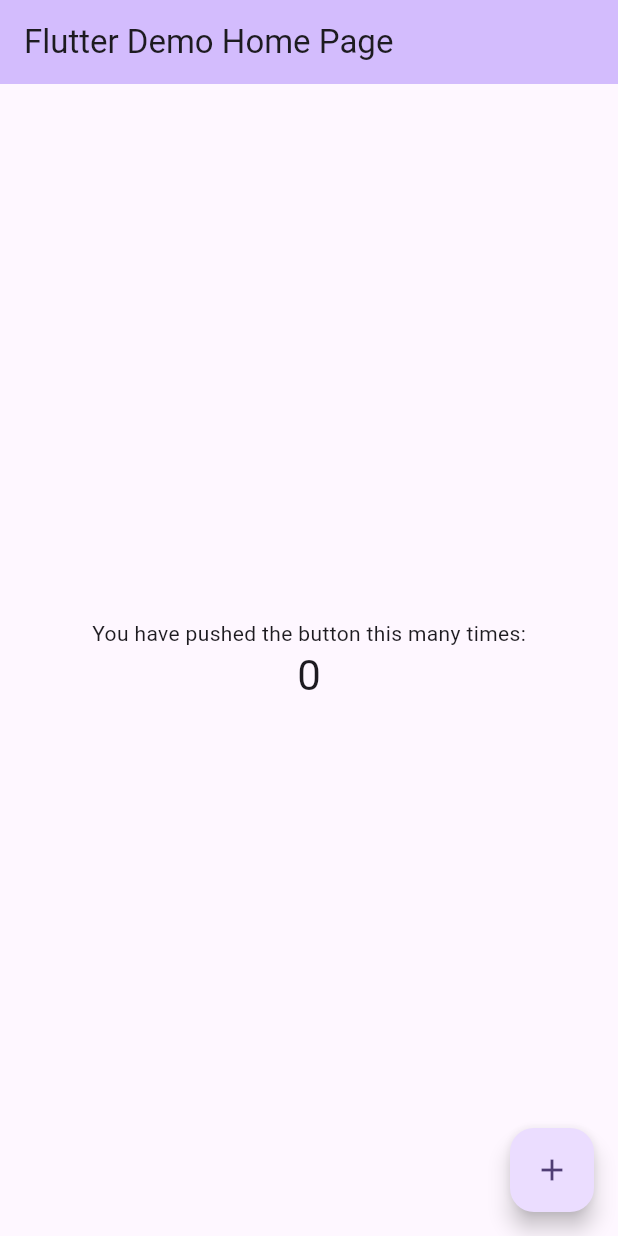
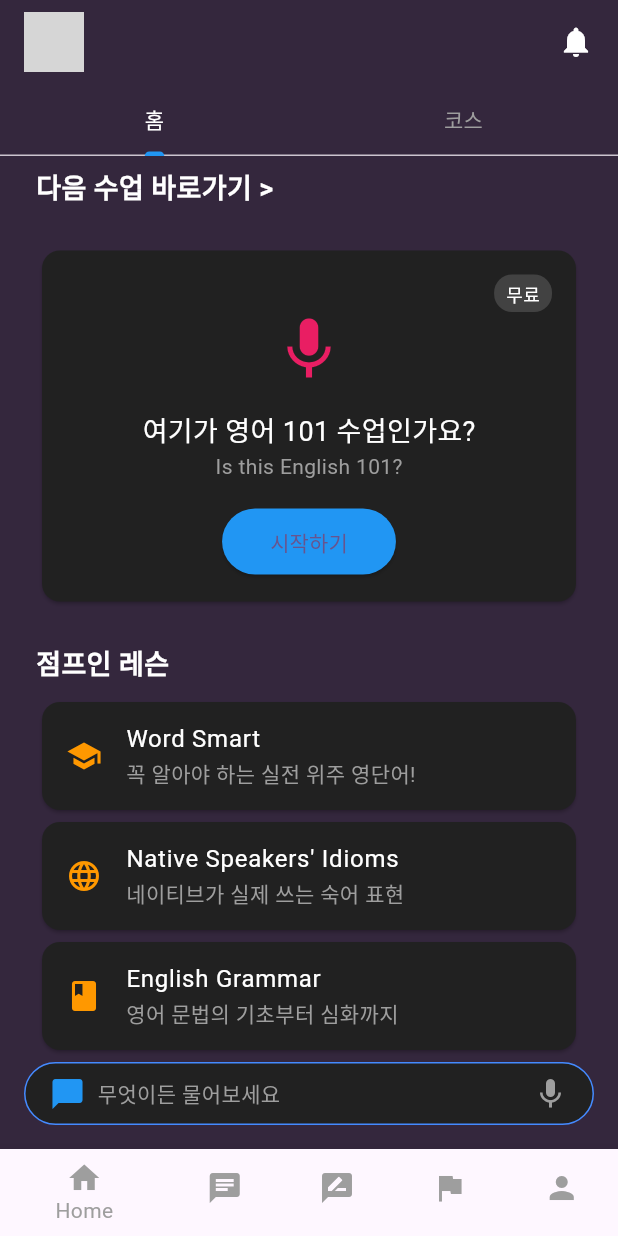
Before and after one commit to gudwls215/speakai, a Flutter app: the screen it shows after launch, on a phone screen of 412 x 824 dp. Run offline on Flutter 3.47's test engine with Material 3 defaults, Android fonts, the phone set to English and light mode, and no system bars; grey boxes are pictures that could not be loaded.

Commit message:
탭 파일 분리리

```diff
--- a/lib/main.dart
+++ b/lib/main.dart
@@ -1,4 +1,9 @@
 import 'package:flutter/material.dart';
+import 'tabs/home_tab.dart';
+import 'tabs/free_talk_tab.dart';
+import 'tabs/review_tab.dart';
+import 'tabs/challenge_tab.dart';
+import 'tabs/profile_tab.dart';
 
 void main() {
   runApp(const MyApp());
@@ -7,27 +12,11 @@
 class MyApp extends StatelessWidget {
   const MyApp({super.key});
 
-  // This widget is the root of your application.
   @override
   Widget build(BuildContext context) {
     return MaterialApp(
       title: 'Flutter Demo',
       theme: ThemeData(
-        // This is the theme of your application.
-        //
-        // TRY THIS: Try running your application with "flutter run". You'll see
-        // the application has a purple toolbar. Then, without quitting the app,
-        // try changing the seedColor in the colorScheme below to Colors.green
-        // and then invoke "hot reload" (save your changes or press the "hot
-        // reload" button in a Flutter-supported IDE, or press "r" if you used
-        // the command line to start the app).
-        //
-        // Notice that the counter didn't reset back to zero; the application
-        // state is not lost during the reload. To reset the state, use hot
-        // restart instead.
-        //
-        // This works for code too, not just values: Most code changes can be
-        // tested with just a hot reload.
         colorScheme: ColorScheme.fromSeed(seedColor: Colors.deepPurple),
         useMaterial3: true,
       ),
@@ -39,15 +28,6 @@
 class MyHomePage extends StatefulWidget {
   const MyHomePage({super.key, required this.title});
 
-  // This widget is the home page of your application. It is stateful, meaning
-  // that it has a State object (defined below) that contains fields that affect
-  // how it looks.
-
-  // This class is the configuration for the state. It holds the values (in this
-  // case the title) provided by the parent (in this case the App widget) and
-  // used by the build method of the State. Fields in a Widget subclass are
-  // always marked "final".
-
   final String title;
 
   @override
@@ -55,71 +35,57 @@
 }
 
 class _MyHomePageState extends State<MyHomePage> {
-  int _counter = 0;
+  int _selectedIndex = 0;
 
-  void _incrementCounter() {
+  static const List<Widget> _widgetOptions = <Widget>[
+    HomeTab(),
+    FreeTalkTab(),
+    ReviewTab(),
+    ChallengeTab(),
+    ProfileTab(),
+  ];
+
+  void _onItemTapped(int index) {
     setState(() {
-      // This call to setState tells the Flutter framework that something has
-      // changed in this State, which causes it to rerun the build method below
-      // so that the display can reflect the updated values. If we changed
-      // _counter without calling setState(), then the build method would not be
-      // called again, and so nothing would appear to happen.
-      _counter++;
+      _selectedIndex = index;
     });
   }
 
   @override
   Widget build(BuildContext context) {
-    // This method is rerun every time setState is called, for instance as done
-    // by the _incrementCounter method above.
-    //
-    // The Flutter framework has been optimized to make rerunning build methods
-    // fast, so that you can just rebuild anything that needs updating rather
-    // than having to individually change instances of widgets.
     return Scaffold(
-      appBar: AppBar(
-        // TRY THIS: Try changing the color here to a specific color (to
-        // Colors.amber, perhaps?) and trigger a hot reload to see the AppBar
-        // change color while the other colors stay the same.
-        backgroundColor: Theme.of(context).colorScheme.inversePrimary,
-        // Here we take the value from the MyHomePage object that was created by
-        // the App.build method, and use it to set our appbar title.
-        title: Text(widget.title),
+      body: IndexedStack(
+        index: _selectedIndex,
+        children: _widgetOptions,
       ),
-      body: Center(
-        // Center is a layout widget. It takes a single child and positions it
-        // in the middle of the parent.
-        child: Column(
-          // Column is also a layout widget. It takes a list of children and
-          // arranges them vertically. By default, it sizes itself to fit its
-          // children horizontally, and tries to be as tall as its parent.
-          //
-          // Column has various properties to control how it sizes itself and
-          // how it positions its children. Here we use mainAxisAlignment to
-          // center the children vertically; the main axis here is the vertical
-          // axis because Columns are vertical (the cross axis would be
-          // horizontal).
-          //
-          // TRY THIS: Invoke "debug painting" (choose the "Toggle Debug Paint"
-          // action in the IDE, or press "p" in the console), to see the
-          // wireframe for each widget.
-          mainAxisAlignment: MainAxisAlignment.center,
-          children: <Widget>[
-            const Text(
-              'You have pushed the button this many times:',
-            ),
-            Text(
-              '$_counter',
-              style: Theme.of(context).textTheme.headlineMedium,
-            ),
-          ],
-        ),
+      bottomNavigationBar: BottomNavigationBar(
+        backgroundColor: Colors.black,
+        items: const <BottomNavigationBarItem>[
+          BottomNavigationBarItem(
+            icon: Icon(Icons.home, color: Colors.grey),
+            label: 'Home',
+          ),
+          BottomNavigationBarItem(
+            icon: Icon(Icons.chat, color: Colors.grey),
+            label: 'Free Talk',
+          ),
+          BottomNavigationBarItem(
+            icon: Icon(Icons.rate_review, color: Colors.grey),
+            label: 'Review',
+          ),
+          BottomNavigationBarItem(
+            icon: Icon(Icons.flag, color: Colors.grey),
+            label: 'Challenge',
+          ),
+          BottomNavigationBarItem(
+            icon: Icon(Icons.person, color: Colors.grey),
+            label: 'Profile',
+          ),
+        ],
+        currentIndex: _selectedIndex,
+        selectedItemColor: Colors.grey,
+        onTap: _onItemTapped,
       ),
-      floatingActionButton: FloatingActionButton(
-        onPressed: _incrementCounter,
-        tooltip: 'Increment',
-        child: const Icon(Icons.add),
-      ), // This trailing comma makes auto-formatting nicer for build methods.
     );
   }
 }
--- /dev/null
+++ b/lib/tabs/challenge_tab.dart
@@ -0,0 +1,12 @@
+import 'package:flutter/material.dart';
+
+class ChallengeTab extends StatelessWidget {
+  const ChallengeTab({Key? key}) : super(key: key);
+
+  @override
+  Widget build(BuildContext context) {
+    return const Center(
+      child: Text('Challenge Page'),
+    );
+  }
+}
--- /dev/null
+++ b/lib/tabs/free_talk_tab.dart
@@ -0,0 +1,12 @@
+import 'package:flutter/material.dart';
+
+class FreeTalkTab extends StatelessWidget {
+  const FreeTalkTab({Key? key}) : super(key: key);
+
+  @override
+  Widget build(BuildContext context) {
+    return const Center(
+      child: Text('Free Talk Page'),
+    );
+  }
+}
--- /dev/null
+++ b/lib/tabs/home_tab.dart
@@ -0,0 +1,218 @@
+import 'package:flutter/material.dart';
+
+class HomeTab extends StatefulWidget {
+  const HomeTab({Key? key}) : super(key: key);
+
+  @override
+  _HomeTabState createState() => _HomeTabState();
+}
+
+class _HomeTabState extends State<HomeTab> with SingleTickerProviderStateMixin {
+  late TabController _tabController;
+
+  @override
+  void initState() {
+    super.initState();
+    _tabController = TabController(length: 2, vsync: this);
+  }
+
+  @override
+  void dispose() {
+    _tabController.dispose();
+    super.dispose();
+  }
+
+  @override
+  Widget build(BuildContext context) {
+    return Scaffold(
+      backgroundColor: const Color.fromARGB(255, 52, 39, 61), // Set the background color to dark
+      appBar: AppBar(
+        backgroundColor: const Color.fromARGB(255, 52, 39, 61),
+        title: Row(
+          mainAxisAlignment: MainAxisAlignment.spaceBetween,
+          children: [
+            CircleAvatar(
+              backgroundImage: AssetImage('assets/avatar.png'), // Replace with your avatar image
+            ),
+            Icon(Icons.notifications, color: Colors.white),
+          ],
+        ),
+        bottom: TabBar(
+          controller: _tabController,
+          indicatorColor: Colors.blue,
+          labelColor: Colors.white, // Set the label color to white
+          unselectedLabelColor: Colors.grey, // Set the unselected label color to grey
+          tabs: const [
+            Tab(text: '홈'),
+            Tab(text: '코스'),
+          ],
+        ),
+      ),
+      body: TabBarView(
+        controller: _tabController,
+        children: [
+          _buildHomePage(),
+          Center(child: Text('Course Page', style: TextStyle(color: Colors.white))),
+        ],
+      ),
+      bottomNavigationBar: _buildChatBotInput(),
+    );
+  }
+
+  Widget _buildHomePage() {
+    return SingleChildScrollView(
+      child: Padding(
+        padding: const EdgeInsets.symmetric(horizontal: 24.0), // Add more horizontal padding
+        child: Column(
+          crossAxisAlignment: CrossAxisAlignment.start,
+          children: [
+            _buildSectionTitle('다음 수업 바로가기 >'),
+            _buildNextLessonCard(),
+            _buildSectionTitle('점프인 레슨'),
+            _buildLessonCard('Word Smart', '꼭 알아야 하는 실전 위주 영단어!', Icons.school),
+            _buildLessonCard('Native Speakers\' Idioms', '네이티브가 실제 쓰는 숙어 표현', Icons.language),
+            _buildLessonCard('English Grammar', '영어 문법의 기초부터 심화까지', Icons.book),
+            _buildSectionTitle('추천 코스'),
+            _buildLessonCard('Daily English', '매일 10분씩 영어회화 능력 향상', Icons.access_time),
+            _buildLessonCard('Business English', '비즈니스 상황에서 사용하는 영어 표현', Icons.work),
+          ],
+        ),
+      ),
+    );
+  }
+
+  Widget _buildNextLessonCard() {
+    return Padding(
+      padding: const EdgeInsets.symmetric(vertical: 16.0), // Add vertical padding to separate sections
+      child: Card(
+        color: Colors.grey[900], // Set the card color to dark grey
+        child: Padding(
+          padding: const EdgeInsets.all(16.0), // Add padding inside the card
+          child: Column(
+            crossAxisAlignment: CrossAxisAlignment.center,
+            children: [
+              Stack(
+                children: [
+                  Align(
+                    alignment: Alignment.topRight,
+                    child: Container(
+                      padding: EdgeInsets.symmetric(horizontal: 8, vertical: 4),
+                      decoration: BoxDecoration(
+                        color: Colors.grey[800],
+                        borderRadius: BorderRadius.circular(12),
+                      ),
+                      child: Text(
+                        '무료',
+                        style: TextStyle(color: Colors.white, fontSize: 12),
+                      ),
+                    ),
+                  ),
+                ],
+              ),
+              Icon(Icons.mic, color: Colors.pink, size: 50),
+              SizedBox(height: 16),
+              Text('여기가 영어 101 수업인가요?', style: TextStyle(color: Colors.white, fontSize: 18)),
+              Text('Is this English 101?', style: TextStyle(color: Colors.grey, fontSize: 14)),
+              SizedBox(height: 16),
+              ElevatedButton(
+                onPressed: () {},
+                child: Text('시작하기'),
+                style: ElevatedButton.styleFrom(
+                  backgroundColor: Colors.blue,
+                  padding: EdgeInsets.symmetric(horizontal: 32, vertical: 12),
+                ),
+              ),
+            ],
+          ),
+        ),
+      ),
+    );
+  }
+
+  Widget _buildSectionTitle(String title) {
+    return Padding(
+      padding: const EdgeInsets.symmetric(vertical: 8.0),
+      child: Text(
+        title,
+        style: TextStyle(color: Colors.white, fontSize: 18, fontWeight: FontWeight.bold),
+      ),
+    );
+  }
+
+  Widget _buildLessonCard(String title, String subtitle, IconData icon) {
+    return Card(
+      color: Colors.grey[900], // Set the card color to dark grey
+      child: ListTile(
+        leading: Icon(icon, color: Colors.orange),
+        title: Text(title, style: TextStyle(color: Colors.white)),
+        subtitle: Text(subtitle, style: TextStyle(color: Colors.grey)),
+      ),
+    );
+  }
+
+  Widget _buildChatBotInput() {
+    return Padding(
+      padding: const EdgeInsets.only(left: 16.0, right: 16.0, bottom: 16.0), // Add left, right, and bottom padding
+      child: GestureDetector(
+        onTap: () {
+          showModalBottomSheet(
+            context: context,
+            isScrollControlled: true,
+            backgroundColor: Colors.transparent,
+            builder: (BuildContext context) {
+              return DraggableScrollableSheet(
+                expand: false,
+                initialChildSize: 1.0,
+                builder: (BuildContext context, ScrollController scrollController) {
+                  return Container(
+                    decoration: BoxDecoration(
+                      color: Colors.grey[900],
+                      borderRadius: BorderRadius.only(
+                        topLeft: Radius.circular(24.0),
+                        topRight: Radius.circular(24.0),
+                      ),
+                    ),
+                    child: ListView(
+                      controller: scrollController,
+                      children: [
+                        Padding(
+                          padding: const EdgeInsets.all(16.0),
+                          child: Text(
+                            'Chat History',
+                            style: TextStyle(color: Colors.white, fontSize: 18, fontWeight: FontWeight.bold),
+                          ),
+                        ),
+                        // Add your chat history widgets here
+                      ],
+                    ),
+                  );
+                },
+              );
+            },
+          );
+        },
+        child: Container(
+          padding: EdgeInsets.symmetric(horizontal: 16.0, vertical: 8.0),
+          decoration: BoxDecoration(
+            color: Colors.grey[900],
+            borderRadius: BorderRadius.circular(24.0),
+            border: Border.all(color: Colors.blueAccent),
+          ),
+          child: Row(
+            children: [
+              Icon(Icons.chat_bubble, color: Colors.blue),
+              SizedBox(width: 8.0),
+              Expanded(
+                child: Text(
+                  '무엇이든 물어보세요',
+                  style: TextStyle(color: Colors.grey),
+                ),
+              ),
+              Icon(Icons.mic, color: Colors.grey),
+            ],
+          ),
+        ),
+      ),
+    );
+  }
+}
--- /dev/null
+++ b/lib/tabs/profile_tab.dart
@@ -0,0 +1,12 @@
+import 'package:flutter/material.dart';
+
+class ProfileTab extends StatelessWidget {
+  const ProfileTab({Key? key}) : super(key: key);
+
+  @override
+  Widget build(BuildContext context) {
+    return const Center(
+      child: Text('Profile Page'),
+    );
+  }
+}
--- /dev/null
+++ b/lib/tabs/review_tab.dart
@@ -0,0 +1,12 @@
+import 'package:flutter/material.dart';
+
+class ReviewTab extends StatelessWidget {
+  const ReviewTab({Key? key}) : super(key: key);
+
+  @override
+  Widget build(BuildContext context) {
+    return const Center(
+      child: Text('Review Page'),
+    );
+  }
+}
```
Also changed, not shown: assets/avatar.png (added).
